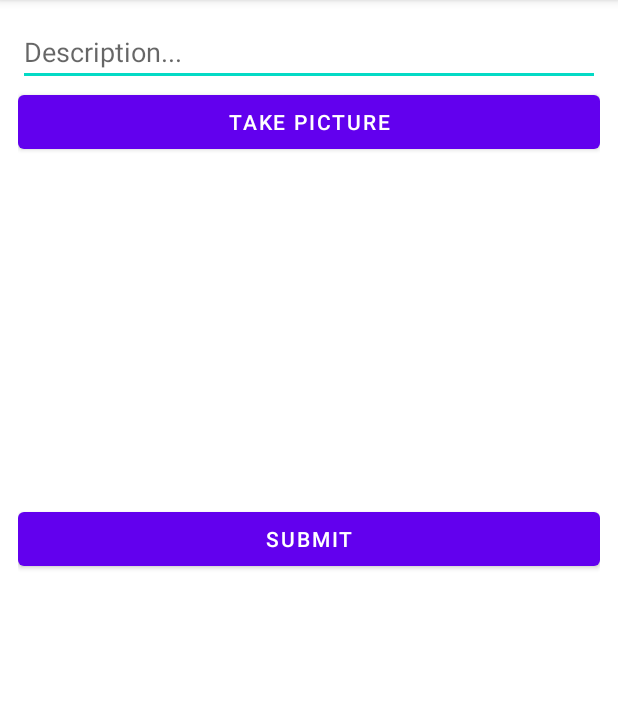
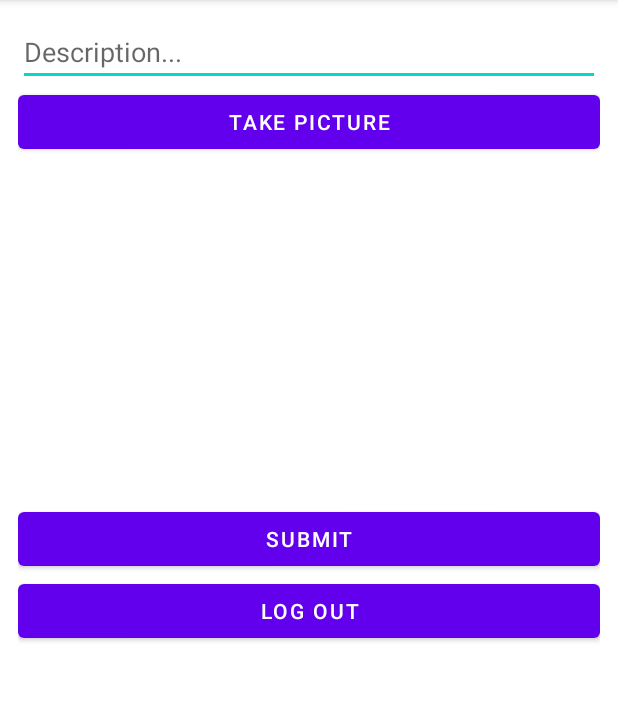
Before and after one commit to AshKhanNY/InstagramClone, an Android app: the MainActivity screen opened directly, with no data from a screen before it, on a phone screen of 412 x 824 dp, the part 84-785 px from its top. Run offline under Robolectric (Android 15) with nearby library versions, the phone set to English and light mode, and no system bars; libraries missing offline, so code that uses them is left out: com.parse.

Commit message:
Added support for logging out.

```diff
--- a/app/src/main/java/com/example/instagramclone/MainActivity.java
+++ b/app/src/main/java/com/example/instagramclone/MainActivity.java
@@ -36,6 +36,7 @@ public class MainActivity extends AppCompatActivity {
     private Button btnTakePic;
     private ImageView ivPicture;
     private Button btnSubmit;
+    private Button btnLogOut;
     private File photoFile;
     public String photoFileName = "photo.jpg";
 
@@ -48,6 +49,7 @@ public class MainActivity extends AppCompatActivity {
         btnTakePic = findViewById(R.id.btnTakePic);
         ivPicture = findViewById(R.id.ivPicture);
         btnSubmit = findViewById(R.id.btnSubmit);
+        btnLogOut = findViewById(R.id.btnLogOut);
 
         btnTakePic.setOnClickListener(new View.OnClickListener() {
             @Override
@@ -71,6 +73,18 @@ public class MainActivity extends AppCompatActivity {
                 }
                 ParseUser currentUser = ParseUser.getCurrentUser();
                 savePost(description, currentUser, photoFile);
+            }
+        });
+
+        btnLogOut.setOnClickListener(new View.OnClickListener() {
+            @Override
+            public void onClick(View view) {
+                ParseUser.logOut();
+                ParseUser currentUser = ParseUser.getCurrentUser(); // this will now be null
+                Intent i = new Intent(MainActivity.this, LoginActivity.class);
+                startActivity(i);
+                Toast.makeText(MainActivity.this, "Logged out.", Toast.LENGTH_SHORT).show();
+                finish();
             }
         });
     }
--- a/app/src/main/res/layout/activity_main.xml
+++ b/app/src/main/res/layout/activity_main.xml
@@ -33,4 +33,10 @@
         android:layout_width="match_parent"
         android:layout_height="wrap_content"
         android:text="@string/submit" />
+
+    <Button
+        android:id="@+id/btnLogOut"
+        android:layout_width="match_parent"
+        android:layout_height="wrap_content"
+        android:text="Log Out" />
 </LinearLayout>
--- a/app/src/main/res/values/strings.xml
+++ b/app/src/main/res/values/strings.xml
@@ -7,4 +7,6 @@
     <string name="description">Description...</string>
     <string name="take_picture">Take Picture</string>
     <string name="submit">Submit</string>
+    <string name="log_out">Log Out</string>
+    <string name="string_log_out" />
 </resources>
```
